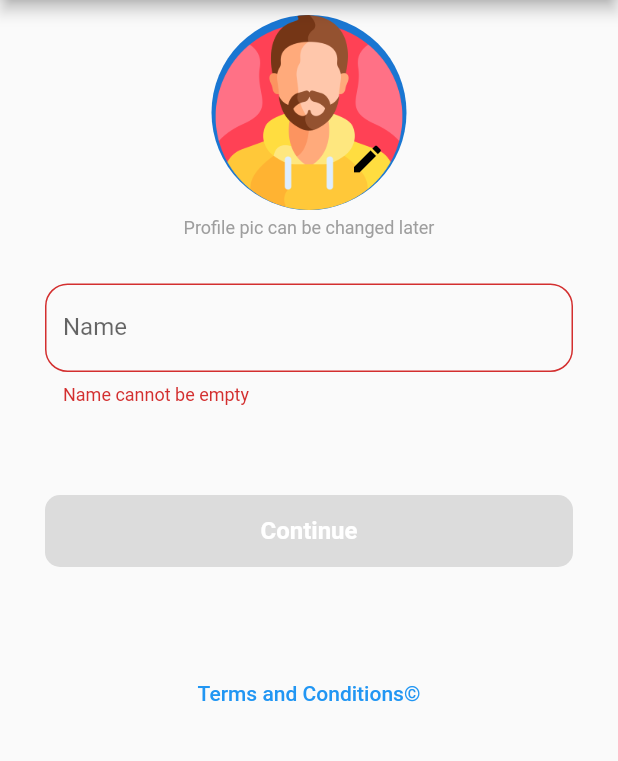
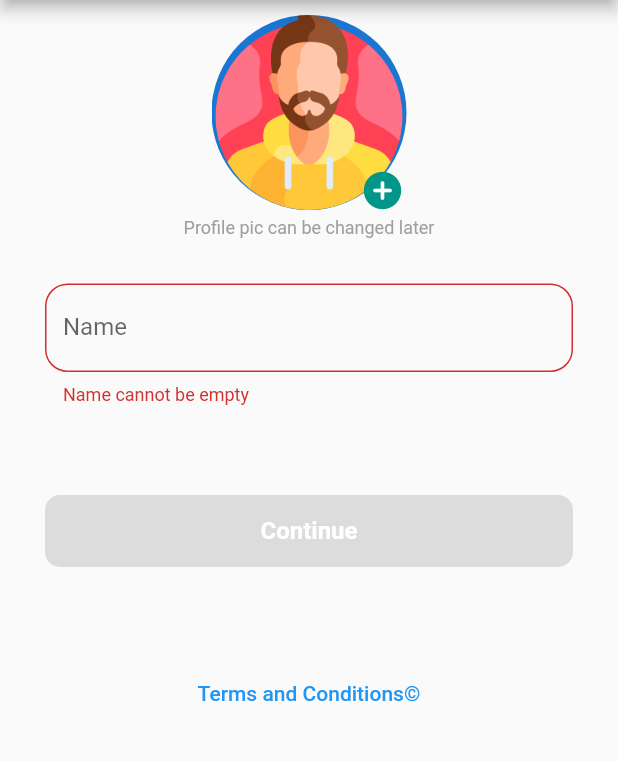
Before and after one commit to Yogesh-Jaisankar/Text_Me, a Flutter app: the Profile screen opened directly, on a phone screen of 412 x 824 dp, the part 84-845 px from its top. Run offline on Flutter 3.47's test engine with Material 2 defaults, Android fonts, the phone set to English and light mode, and no system bars; our stand-ins replace cloud_firestore, country_picker, firebase_auth, firebase_core, firebase_storage, get and 7 more; accounts and stored records are empty.

```diff
--- a/lib/main.dart
+++ b/lib/main.dart
@@ -35,7 +35,7 @@ class MyApp extends StatelessWidget {
       title: 'Text Me™',
       theme: ThemeData(
         fontFamily: 'Poppins',
-        colorScheme: ColorScheme.fromSeed(seedColor: Colors.deepPurple),
+        colorScheme: ColorScheme.fromSeed(seedColor: Colors.teal),
         useMaterial3: true,
       ),
       home:  auth.currentUser==null?LoginPage():Home(),
--- a/lib/profile.dart
+++ b/lib/profile.dart
@@ -181,11 +181,11 @@ class _ProfileState extends State<Profile> {
                     backgroundImage: AssetImage('assets/man1.png'),
                   ),
                   Positioned(child: IconButton(
-                    icon: Icon(Icons.edit,color: Colors.black,),
+                    icon: Icon(Icons.add_circle_rounded,color: Colors.teal,size: 30,),
                     onPressed:_selectImage,
                   ),
-                    bottom: 10,
-                    left: 80,
+                    bottom: -11,
+                    left: 90,
                   )
                 ],
               ),
--- a/pubspec.yaml
+++ b/pubspec.yaml
@@ -52,6 +52,8 @@ dependencies:
   firebase_storage: ^11.2.5
   http: ^1.1.0
   cached_network_image: ^3.2.3
+  photo_view: ^0.14.0
+  zoom_widget: ^2.0.1
 
 
 dev_dependencies:
```
Also changed, not shown: lib/edit_profile.dart (+14 -3 lines).
